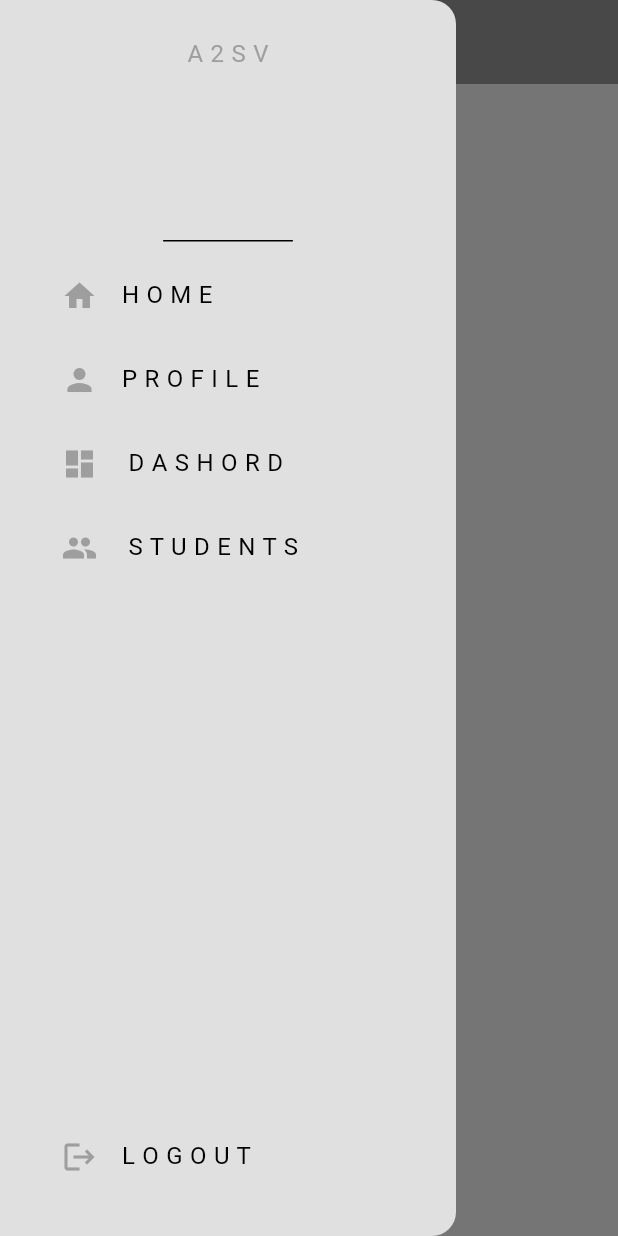
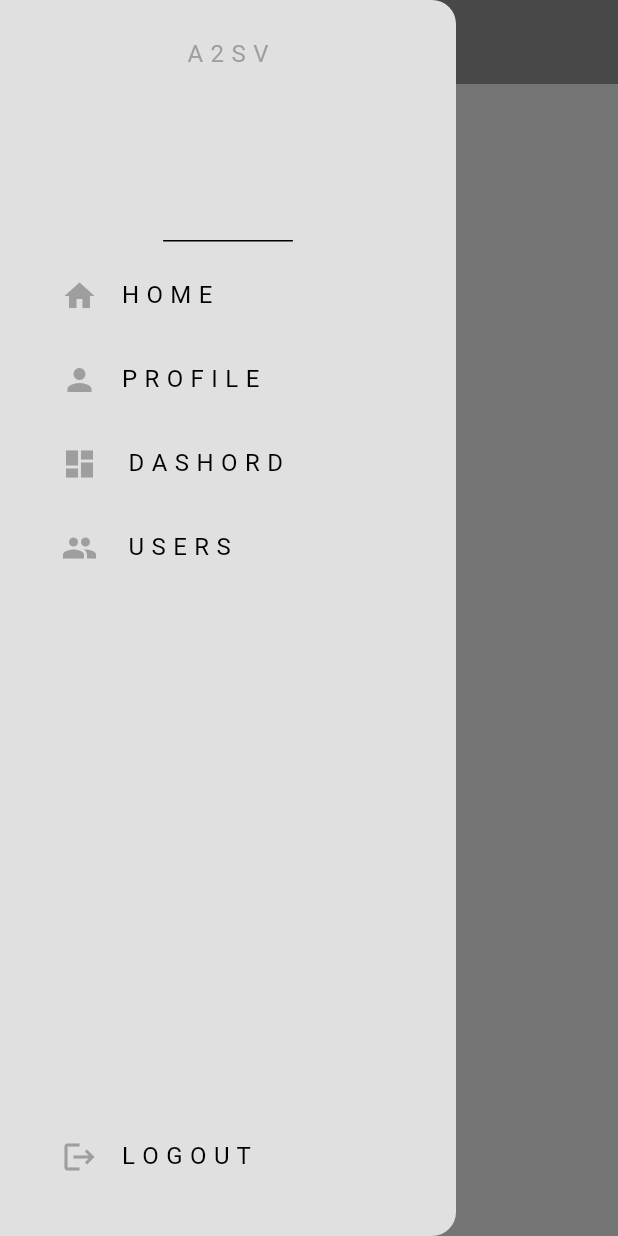
Before and after one commit to Ketema741/flutter_social_media_app, a Flutter app: the screen it shows once a user with an empty profile is signed in, with the side drawer open, on a phone screen of 412 x 824 dp. Run offline on Flutter 3.47's test engine with Material 3 defaults, Android fonts, the phone set to English and light mode, and no system bars; our stand-ins replace cloud_firestore, firebase_auth, firebase_core; accounts and stored records are empty.

Commit message:
fix drawer

```diff
--- a/lib/src/widgets/drawer.dart
+++ b/lib/src/widgets/drawer.dart
@@ -67,7 +67,7 @@ class MyDrawer extends StatelessWidget {
                 child: ListTile(
                   leading: Icon(Icons.group,
                       color: Theme.of(context).colorScheme.inversePrimary),
-                  title: const Text(" S T U D E N T S"),
+                  title: const Text(" U S E R S"),
                   onTap: () {
                     Navigator.pop(context);
                     Navigator.pushNamed(context, "/users-page");
```
